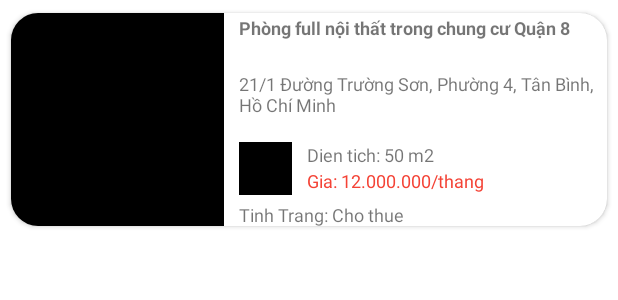
After one commit to danhhohoang/AppNhaTro, an Android app: the layout item_tenant_search.xml on its own in the app's theme, with its tools: preview values and no code run, on a phone screen of 412 x 824 dp. The commit adds this screen. Shown: the top 300 px of the screen. Run offline under Robolectric (Android 15) with nearby library versions, the phone set to English and light mode, and no system bars.

Commit message:
Minh: Them Man Hinh Tim Kiem Nguoi Thue
Thêm màn hình tìm kiếm cho người thuê:
-layout màn hình tìm kiếm
-layout style cho search view
- item layout cho màn  hình tìm kiếm

Thêm các ảnh và icon còn thiếu
Thêm Data cho spinner vào String.
Thêm Thư viện Cardview và RecylcerView

```diff
--- /dev/null
+++ b/app/src/main/res/layout/item_tenant_search.xml
@@ -0,0 +1,109 @@
+<?xml version="1.0" encoding="utf-8"?>
+<androidx.cardview.widget.CardView xmlns:android="http://schemas.android.com/apk/res/android"
+    xmlns:app="http://schemas.android.com/apk/res-auto"
+    android:layout_width="match_parent"
+    android:layout_height="wrap_content"
+    app:cardBackgroundColor="@color/white"
+    app:cardCornerRadius="18dp"
+    app:cardUseCompatPadding="true">
+
+    <LinearLayout
+        android:layout_width="match_parent"
+        android:layout_height="wrap_content">
+
+        <ImageView
+            android:id="@+id/iv_post_image_room"
+            android:layout_width="142dp"
+            android:layout_height="142dp"
+            android:layout_gravity="left"
+            android:background="@color/black"
+            android:src="@null"
+
+            >
+
+        </ImageView>
+
+        <LinearLayout
+            android:layout_width="match_parent"
+            android:layout_height="match_parent"
+            android:layout_marginLeft="10dp"
+            android:layout_marginTop="1dp"
+            android:orientation="vertical">
+
+            <TextView
+                android:id="@+id/textview_item_post_title"
+                android:layout_width="match_parent"
+                android:layout_height="37dp"
+                android:text="Phòng full nội thất trong chung cư Quận 8"
+                android:textSize="12dp"
+                android:textStyle="bold"
+
+                />
+
+            <TextView
+                android:id="@+id/textview_item_post_address"
+                android:layout_width="match_parent"
+                android:layout_height="47dp"
+                android:text="21/1 Đường Trường Sơn, Phường 4, Tân Bình, Hồ Chí Minh"
+                android:textSize="12dp"
+                android:textStyle="normal"
+
+                />
+
+            <LinearLayout
+                android:layout_width="match_parent"
+                android:layout_height="40dp"
+                android:orientation="horizontal"
+
+                >
+
+
+                <ImageView
+                    android:id="@+id/iv_avatar"
+                    android:layout_width="35dp"
+                    android:layout_height="35dp"
+                    android:background="@color/black"
+                    android:src="@null">
+
+                </ImageView>
+
+                <LinearLayout
+                    android:layout_width="match_parent"
+                    android:layout_height="40dp"
+                    android:layout_marginLeft="10dp"
+
+                    android:orientation="vertical">
+
+                    <TextView
+                        android:id="@+id/textview_item_post_area"
+                        android:layout_width="match_parent"
+                        android:layout_height="17dp"
+                        android:text="Dien tich: 50 m2"
+                        android:textSize="12dp"
+                        android:textStyle="normal" />
+
+
+                    <TextView
+                        android:id="@+id/textview_item_post_price"
+                        android:layout_width="match_parent"
+                        android:layout_height="17dp"
+                        android:text="Gia: 12.000.000/thang"
+                        android:textColor="#F44336"
+                        android:textSize="12dp"
+                        android:textStyle="normal" />
+                </LinearLayout>
+            </LinearLayout>
+
+            <TextView
+                android:id="@+id/textview_item_post_status"
+                android:layout_width="match_parent"
+                android:layout_height="17dp"
+                android:layout_marginTop="0dp"
+                android:text="Tinh Trang: Cho thue"
+                android:textSize="12dp"
+                android:textStyle="normal" />
+
+        </LinearLayout>
+    </LinearLayout>
+
+</androidx.cardview.widget.CardView>
```
Also changed, not shown: app/build.gradle (+8 -0 lines), app/src/main/res/drawable/shape_search_bar.xml (added, +14 -0 lines), app/src/main/res/layout/tenant_search_layout.xml (added, +128 -0 lines), app/src/main/res/values/strings.xml (+46 -0 lines), app/src/main/res/drawable/ic_bell2.png (added), app/src/main/res/drawable/ic_hamburger_menu.png (added).
